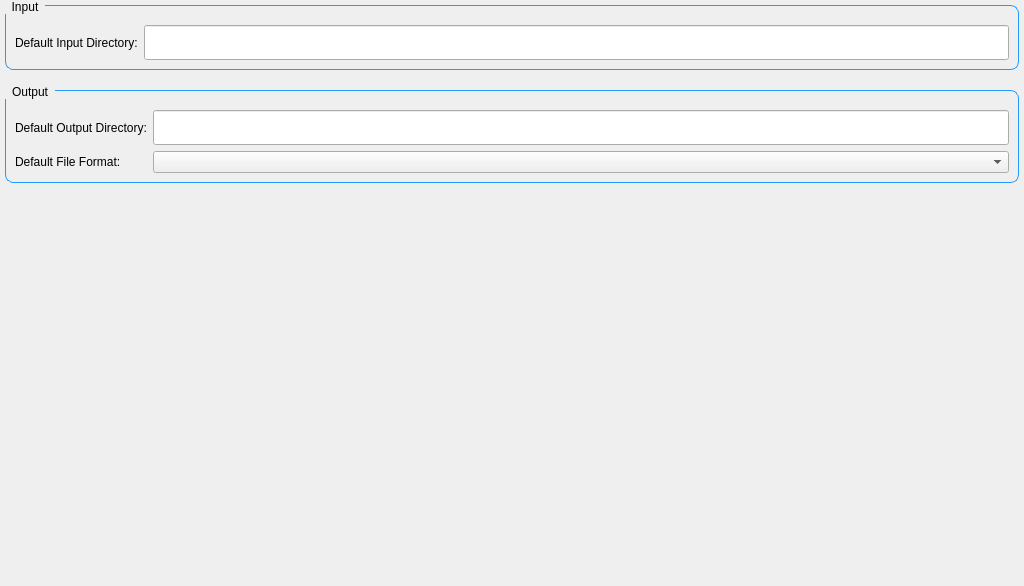
lamyj/dicomifier, file src/ihm/PreferencesFrame.ui: the form before one commit.
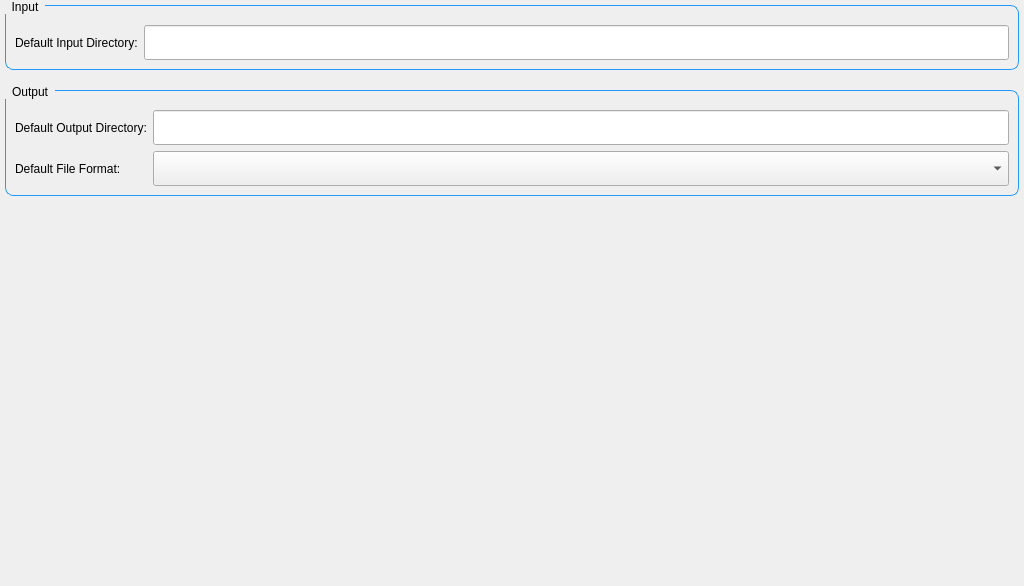
The form after the commit.

The edit to the form file:
```diff
--- a/src/ihm/PreferencesFrame.ui
+++ b/src/ihm/PreferencesFrame.ui
@@ -110,7 +110,17 @@
        </widget>
       </item>
       <item row="1" column="1">
-       <widget class="QComboBox" name="comboBox"/>
+       <widget class="QComboBox" name="comboBox">
+        <property name="enabled">
+         <bool>true</bool>
+        </property>
+        <property name="minimumSize">
+         <size>
+          <width>0</width>
+          <height>35</height>
+         </size>
+        </property>
+       </widget>
       </item>
      </layout>
     </widget>
```
